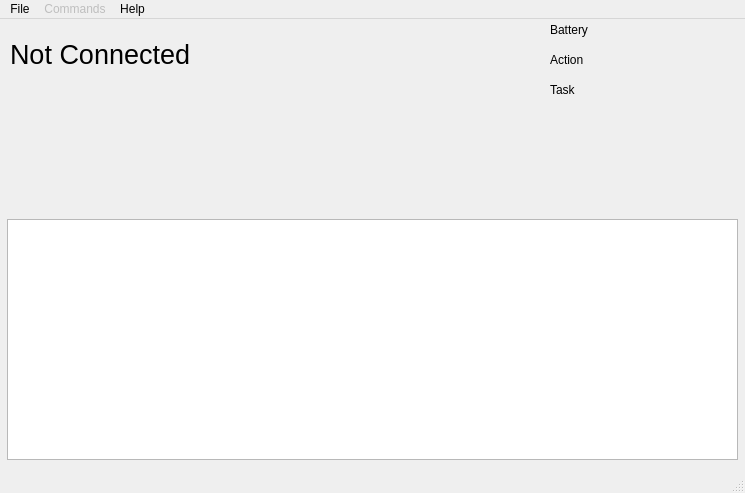
Qt form newRobotClient/mainwindow.ui (RissanenGit/RobotProject) before a commit.
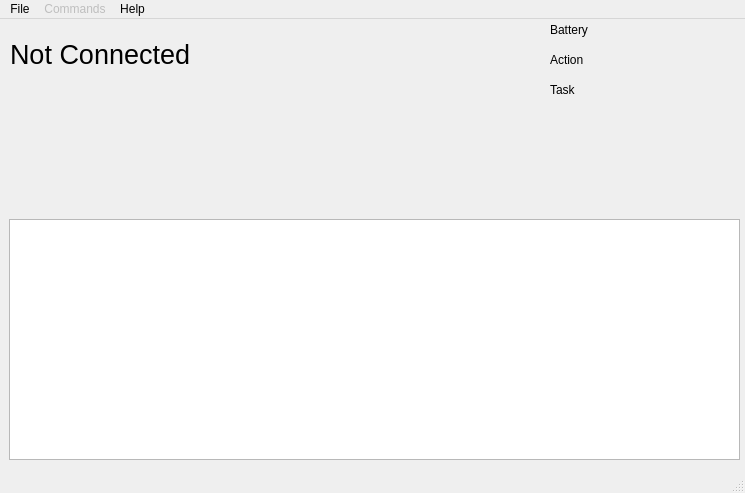
The same form after that commit.

```diff
--- a/newRobotClient/mainwindow.ui
+++ b/newRobotClient/mainwindow.ui
@@ -10,6 +10,18 @@
     <height>493</height>
    </rect>
   </property>
+  <property name="minimumSize">
+   <size>
+    <width>745</width>
+    <height>493</height>
+   </size>
+  </property>
+  <property name="maximumSize">
+   <size>
+    <width>745</width>
+    <height>493</height>
+   </size>
+  </property>
   <property name="windowTitle">
    <string>RobotClient</string>
   </property>
@@ -113,7 +125,7 @@
    <widget class="QTextBrowser" name="logView">
     <property name="geometry">
      <rect>
-      <x>7</x>
+      <x>9</x>
       <y>200</y>
       <width>731</width>
       <height>241</height>
```
Left out of the diff: 2 changed lines with no effect on the pictures.
